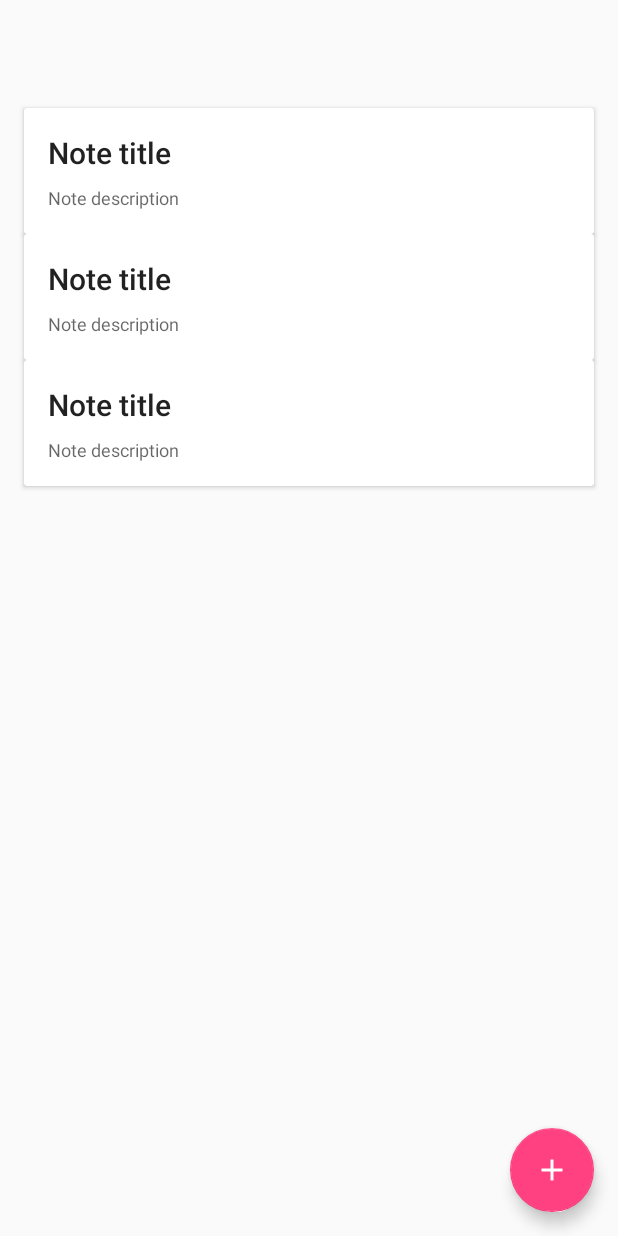
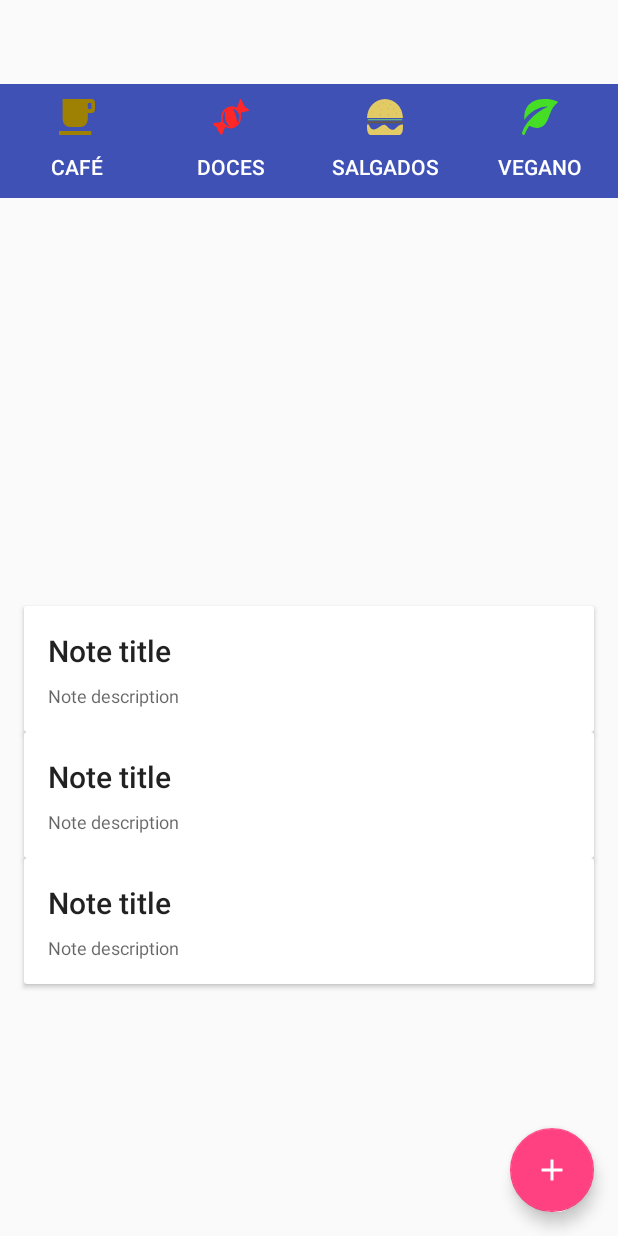
Before and after one commit to xaraalves/tacomfome, an Android app: the layout activity_main.xml on its own in the app's theme, with its tools: preview values and no code run, on a phone screen of 412 x 824 dp. Run offline under Robolectric (Android 15) with nearby library versions, the phone set to English and light mode, and no system bars.

Commit message:
Tela principal com botões sem funcionalidade ainda

```diff
--- /dev/null
+++ b/app/src/main/res/drawable/button_burger_toggle_main.xml
@@ -0,0 +1,5 @@
+<?xml version="1.0" encoding="utf-8"?>
+<selector xmlns:android="http://schemas.android.com/apk/res/android">
+    <item android:drawable="@drawable/ic_burger2" android:state_checked="true" />
+    <item android:drawable="@drawable/ic_burger1" android:state_checked="false" />
+</selector>
--- /dev/null
+++ b/app/src/main/res/drawable/button_candy_toggle_main.xml
@@ -0,0 +1,5 @@
+<?xml version="1.0" encoding="utf-8"?>
+<selector xmlns:android="http://schemas.android.com/apk/res/android">
+    <item android:drawable="@drawable/ic_candy2" android:state_checked="true" />
+    <item android:drawable="@drawable/ic_candy1" android:state_checked="false" />
+</selector>
--- /dev/null
+++ b/app/src/main/res/drawable/button_coffee_toggle_main.xml
@@ -0,0 +1,5 @@
+<?xml version="1.0" encoding="utf-8"?>
+<selector xmlns:android="http://schemas.android.com/apk/res/android">
+    <item android:drawable="@drawable/ic_coffee2" android:state_checked="true" />
+    <item android:drawable="@drawable/ic_coffee1" android:state_checked="false" />
+</selector>
--- /dev/null
+++ b/app/src/main/res/drawable/button_vegan_toggle_main.xml
@@ -0,0 +1,5 @@
+<?xml version="1.0" encoding="utf-8"?>
+<selector xmlns:android="http://schemas.android.com/apk/res/android">
+    <item android:drawable="@drawable/ic_vegan2" android:state_checked="true" />
+    <item android:drawable="@drawable/ic_vegan1" android:state_checked="false" />
+</selector>
--- /dev/null
+++ b/app/src/main/res/drawable/ic_burger1.xml
@@ -0,0 +1,7 @@
+<vector android:height="24dp" android:viewportHeight="34.88"
+    android:viewportWidth="41.27" android:width="24dp" xmlns:android="http://schemas.android.com/apk/res/android">
+    <path android:fillColor="#efefef" android:pathData="M1.31,19.5a0.56,0.56 0,0 0,0 1.1H39.94a0.56,0.56 0,0 0,0 -1.1Z"/>
+    <path android:fillColor="#efefef" android:pathData="M40.39,21.59H0.87a1,1 0,0 0,0 2H40.4a0.94,0.94 0,0 0,0.87 -1A1,1 0,0 0,40.39 21.59Z"/>
+    <path android:fillColor="#efefef" android:pathData="M35.36,26.52a19.54,19.54 0,0 1,-3.83 2.73,6 6,0 0,1 -5.46,-0.33c-1.81,-1.06 -3.2,-3.3 -5.23,-3.83 -2.46,-0.63 -5.14,1.05 -7.24,2.29s-4.78,2.73 -7.28,2c-2,-0.57 -3.43,-2.59 -4.2,-4.74H0v3c0,4 1.72,7.18 3.85,7.18H37.4c2.13,0 3.85,-3.21 3.85,-7.18v-3a12,12 0,0 0,-2.76 0.19,6.79 6.79,0 0,0 -2.33,1.06C35.88,26.11 35.61,26.31 35.36,26.52Z"/>
+    <path android:fillColor="#efefef" android:pathData="M20.63,0C9.32,0 0.15,8.21 0,18.39L41.26,18.39C41.11,8.21 31.93,0 20.63,0ZM4.43,13.2 L4.26,13l0.63,-0.64 0.16,0.21ZM12.65,8L12.65,8l0.63,-0.64 0.17,0.21ZM15.43,15.89 L15.26,15.68 15.89,15.04 16.06,15.25ZM16.21,11.01L16.21,11l0.63,-0.64 0.17,0.21ZM18.29,4.38 L18.12,4.17 18.75,3.53 18.92,3.74ZM23.76,9.4l0.63,-0.64 0.17,0.21 -0.63,0.64ZM24.32,15.66 L24.15,15.45 24.78,14.81L25,15ZM26.56,5.66 L26.4,5.45L27,4.8l0.17,0.21ZM29.92,10l-0.17,-0.21 0.63,-0.64 0.17,0.21ZM33.3,14.42 L33.13,14.21 33.76,13.57 33.93,13.78Z"/>
+</vector>
--- /dev/null
+++ b/app/src/main/res/drawable/ic_burger2.xml
@@ -0,0 +1,7 @@
+<vector android:height="24dp" android:viewportHeight="34.88"
+    android:viewportWidth="41.27" android:width="24dp" xmlns:android="http://schemas.android.com/apk/res/android">
+    <path android:fillColor="#71d371" android:pathData="M1.31,19.5a0.56,0.56 0,0 0,0 1.1H39.94a0.56,0.56 0,0 0,0 -1.1Z"/>
+    <path android:fillColor="#665848" android:pathData="M40.39,21.59H0.87a1,1 0,0 0,0 2H40.4a0.94,0.94 0,0 0,0.87 -1A1,1 0,0 0,40.39 21.59Z"/>
+    <path android:fillColor="#e2ca64" android:pathData="M35.36,26.52a19.54,19.54 0,0 1,-3.83 2.73,6 6,0 0,1 -5.46,-0.33c-1.81,-1.06 -3.2,-3.3 -5.23,-3.83 -2.46,-0.63 -5.14,1.05 -7.24,2.29s-4.78,2.73 -7.28,2c-2,-0.57 -3.43,-2.59 -4.2,-4.74H0v3c0,4 1.72,7.18 3.85,7.18H37.4c2.13,0 3.85,-3.21 3.85,-7.18v-3a12,12 0,0 0,-2.76 0.19,6.79 6.79,0 0,0 -2.33,1.06C35.88,26.11 35.61,26.31 35.36,26.52Z"/>
+    <path android:fillColor="#e2ca64" android:pathData="M20.63,0C9.32,0 0.15,8.21 0,18.39L41.26,18.39C41.11,8.21 31.93,0 20.63,0ZM4.43,13.2 L4.26,13l0.63,-0.64 0.16,0.21ZM12.65,8L12.65,8l0.63,-0.64 0.17,0.21ZM15.43,15.89 L15.26,15.68 15.89,15.04 16.06,15.25ZM16.21,11.01L16.21,11l0.63,-0.64 0.17,0.21ZM18.29,4.38 L18.12,4.17 18.75,3.53 18.92,3.74ZM23.76,9.4l0.63,-0.64 0.17,0.21 -0.63,0.64ZM24.32,15.66 L24.15,15.45 24.78,14.81L25,15ZM26.56,5.66 L26.4,5.45L27,4.8l0.17,0.21ZM29.92,10l-0.17,-0.21 0.63,-0.64 0.17,0.21ZM33.3,14.42 L33.13,14.21 33.76,13.57 33.93,13.78Z"/>
+</vector>
--- /dev/null
+++ b/app/src/main/res/drawable/ic_candy1.xml
@@ -0,0 +1,4 @@
+<vector android:height="24dp" android:viewportHeight="44.37"
+    android:viewportWidth="54.4" android:width="24dp" xmlns:android="http://schemas.android.com/apk/res/android">
+    <path android:fillColor="#efefef" android:pathData="M54.19,13.56l-1,-1.13a0.46,0.46 0,0 1,-0.18 -0.12c-0.84,-0.85 -5.56,-1.85 -7.12,-6a16,16 0,0 0,-4 -6.2c-1,-0.51 -1.62,0.8 -1.84,1.34L40,1.66h0l-2.47,6.6c-1.19,3.15 -3.42,2.06 -3.42,2.06h0a16.8,16.8 0,0 0,-16 2.1A13.29,13.29 0,0 0,12.5 25.64s0,0.08 0,0.12c0.31,2.17 -0.94,2.69 -1.56,2.82l-0.34,0h0l-8.8,1h0l-0.58,0.06c-0.77,0.14 -1.91,0.57 -0.72,1.89l0.48,0.53a8.49,8.49 0,0 0,3.64 2.21c2.41,0.74 1.9,3.89 4.26,6.5l2.81,3.1s1.47,1.41 2.5,-0.76l3.44,-7.28c0.27,-0.47 1.1,-1.38 3.24,-0.68l0.11,0A16.8,16.8 0,0 0,36.74 33c5,-3.66 6.8,-9.4 5.23,-14.45h0s-0.86,-1.5 3,-2.23l8.17,-1.53C53.94,14.63 54.81,14.24 54.19,13.56ZM17.38,30.13C13.27,25.6 14,18.88 18.92,14.79c-1.06,3.57 -2.31,12 6.23,19.17A12.28,12.28 0,0 1,17.38 30.13ZM36.43,30.13c0.12,-2.89 -0.94,-9.93 -6.54,-18.32a12.18,12.18 0,0 1,7.22 3.76C41,19.8 40.56,26 36.43,30.11Z"/>
+</vector>
--- /dev/null
+++ b/app/src/main/res/drawable/ic_candy2.xml
@@ -0,0 +1,4 @@
+<vector android:height="24dp" android:viewportHeight="44.37"
+    android:viewportWidth="54.4" android:width="24dp" xmlns:android="http://schemas.android.com/apk/res/android">
+    <path android:fillColor="#ff2727" android:pathData="M54.19,13.56l-1,-1.13a0.46,0.46 0,0 1,-0.18 -0.12c-0.84,-0.85 -5.56,-1.85 -7.12,-6a16,16 0,0 0,-4 -6.2c-1,-0.51 -1.62,0.8 -1.84,1.34L40,1.66h0l-2.47,6.6c-1.19,3.15 -3.42,2.06 -3.42,2.06h0a16.8,16.8 0,0 0,-16 2.1A13.29,13.29 0,0 0,12.5 25.64s0,0.08 0,0.12c0.31,2.17 -0.94,2.69 -1.56,2.82l-0.34,0h0l-8.8,1h0l-0.58,0.06c-0.77,0.14 -1.91,0.57 -0.72,1.89l0.48,0.53a8.49,8.49 0,0 0,3.64 2.21c2.41,0.74 1.9,3.89 4.26,6.5l2.81,3.1s1.47,1.41 2.5,-0.76l3.44,-7.28c0.27,-0.47 1.1,-1.38 3.24,-0.68l0.11,0A16.8,16.8 0,0 0,36.74 33c5,-3.66 6.8,-9.4 5.23,-14.45h0s-0.86,-1.5 3,-2.23l8.17,-1.53C53.94,14.63 54.81,14.24 54.19,13.56ZM17.38,30.13C13.27,25.6 14,18.88 18.92,14.79c-1.06,3.57 -2.31,12 6.23,19.17A12.28,12.28 0,0 1,17.38 30.13ZM36.43,30.13c0.12,-2.89 -0.94,-9.93 -6.54,-18.32a12.18,12.18 0,0 1,7.22 3.76C41,19.8 40.56,26 36.43,30.11Z"/>
+</vector>
--- /dev/null
+++ b/app/src/main/res/drawable/ic_coffee1.xml
@@ -0,0 +1,4 @@
+<vector android:height="24dp" android:viewportHeight="33.58"
+    android:viewportWidth="37.0" android:width="24dp" xmlns:android="http://schemas.android.com/apk/res/android">
+    <path android:fillColor="#efefef" android:pathData="M33.29,0L3.7,0L3.7,18.66a7.43,7.43 0,0 0,7.39 7.46L22.2,26.12a7.43,7.43 0,0 0,7.4 -7.46h0v-5.6h3.7A3.7,3.7 0,0 0,37 9.36L37,3.73A3.7,3.7 0,0 0,33.33 0ZM33.29,9.33h-3.7L29.59,3.73h3.7ZM0,33.58L33.29,33.58L33.29,29.85L0,29.85Z"/>
+</vector>
--- /dev/null
+++ b/app/src/main/res/drawable/ic_coffee2.xml
@@ -0,0 +1,4 @@
+<vector android:height="24dp" android:viewportHeight="33.58"
+    android:viewportWidth="37.0" android:width="24dp" xmlns:android="http://schemas.android.com/apk/res/android">
+    <path android:fillColor="#9e8002" android:pathData="M33.29,0L3.7,0L3.7,18.66a7.43,7.43 0,0 0,7.39 7.46L22.2,26.12a7.43,7.43 0,0 0,7.4 -7.46h0v-5.6h3.7A3.7,3.7 0,0 0,37 9.36L37,3.73A3.7,3.7 0,0 0,33.33 0ZM33.29,9.33h-3.7L29.59,3.73h3.7ZM0,33.58L33.29,33.58L33.29,29.85L0,29.85Z"/>
+</vector>
--- /dev/null
+++ b/app/src/main/res/drawable/ic_vegan1.xml
@@ -0,0 +1,4 @@
+<vector android:height="24dp" android:viewportHeight="46.23"
+    android:viewportWidth="44.92" android:width="24dp" xmlns:android="http://schemas.android.com/apk/res/android">
+    <path android:fillColor="#efefef" android:pathData="M11.28,4.7C2.15,11.63 2.67,22.91 3,27.09 14.78,8.82 32.43,9.7 32.43,9.7S7.41,20.92 0.07,43.41c-0.58,1.78 2.72,4.08 3.48,2A56,56 0,0 1,8.93 34.45c4.63,2.25 12.63,4.89 18.29,-0.33C34.75,27.19 34,11.83 44.73,4.35 47.25,2.61 23.66,-4.7 11.28,4.7Z"/>
+</vector>
--- /dev/null
+++ b/app/src/main/res/drawable/ic_vegan2.xml
@@ -0,0 +1,4 @@
+<vector android:height="24dp" android:viewportHeight="46.23"
+    android:viewportWidth="44.92" android:width="24dp" xmlns:android="http://schemas.android.com/apk/res/android">
+    <path android:fillColor="#45dd26" android:pathData="M11.28,4.7C2.15,11.63 2.67,22.91 3,27.09 14.78,8.82 32.43,9.7 32.43,9.7S7.41,20.92 0.07,43.41c-0.58,1.78 2.72,4.08 3.48,2A56,56 0,0 1,8.93 34.45c4.63,2.25 12.63,4.89 18.29,-0.33C34.75,27.19 34,11.83 44.73,4.35 47.25,2.61 23.66,-4.7 11.28,4.7Z"/>
+</vector>
--- a/app/src/main/res/layout/activity_main.xml
+++ b/app/src/main/res/layout/activity_main.xml
@@ -1,5 +1,6 @@
 <?xml version="1.0" encoding="utf-8"?>
 <android.support.design.widget.CoordinatorLayout xmlns:android="http://schemas.android.com/apk/res/android"
+    xmlns:app="http://schemas.android.com/apk/res-auto"
     xmlns:tools="http://schemas.android.com/tools"
     android:id="@+id/root"
     android:layout_width="match_parent"
@@ -10,20 +11,10 @@
     <android.support.design.widget.AppBarLayout
         android:layout_width="match_parent"
         android:layout_height="wrap_content"
+        android:background="@color/colorPrimary"
         android:theme="@style/AppTheme.AppBarOverlay">
 
     </android.support.design.widget.AppBarLayout>
-
-    <android.support.v7.widget.RecyclerView
-        android:id="@+id/recyclerview"
-        android:layout_width="match_parent"
-        android:layout_height="match_parent"
-        android:clipToPadding="false"
-        android:paddingBottom="@dimen/activity_vertical_margin"
-        android:paddingLeft="@dimen/activity_horizontal_margin"
-        android:paddingRight="@dimen/activity_horizontal_margin"
-        android:paddingTop="@dimen/activity_vertical_margin"
-        tools:listitem="@layout/note_item" />
 
     <android.support.design.widget.FloatingActionButton
         android:id="@+id/fab"
@@ -33,4 +24,110 @@
         android:layout_margin="@dimen/fab_margin"
         android:src="@drawable/ic_vector_plus" />
 
+    <LinearLayout
+        android:layout_width="match_parent"
+        android:layout_height="436dp"
+        android:layout_gravity="bottom"
+        android:orientation="vertical">
+
+        <android.support.v7.widget.RecyclerView
+            android:id="@+id/recyclerview"
+            android:layout_width="match_parent"
+            android:layout_height="486dp"
+            android:layout_gravity="bottom"
+            android:clipToPadding="false"
+            android:paddingBottom="@dimen/activity_vertical_margin"
+            android:paddingLeft="@dimen/activity_horizontal_margin"
+            android:paddingRight="@dimen/activity_horizontal_margin"
+            android:paddingTop="@dimen/activity_vertical_margin"
+            tools:listitem="@layout/note_item" />
+    </LinearLayout>
+
+    <LinearLayout
+        android:layout_width="match_parent"
+        android:layout_height="76dp"
+        android:background="@color/colorPrimary"
+        android:orientation="horizontal">
+
+        <LinearLayout
+            android:layout_width="0dp"
+            android:layout_height="match_parent"
+            android:layout_weight="25"
+            android:orientation="vertical">
+
+            <ToggleButton
+                android:id="@+id/button_coffee_toggle"
+                android:layout_width="match_parent"
+                android:layout_height="match_parent"
+                android:background="@android:color/transparent"
+                android:checked="true"
+                android:drawableTop="@drawable/button_coffee_toggle_main"
+                android:paddingTop="10dp"
+                android:text="ToggleButton"
+                android:textColor="@color/cardview_light_background"
+                android:textOff="Café"
+                android:textOn="Café" />
+        </LinearLayout>
+
+        <LinearLayout
+            android:layout_width="0dp"
+            android:layout_height="match_parent"
+            android:layout_weight="25"
+            android:orientation="vertical">
+
+            <ToggleButton
+                android:id="@+id/button_candy_toggle"
+                android:layout_width="match_parent"
+                android:layout_height="match_parent"
+                android:background="@android:color/transparent"
+                android:checked="true"
+                android:drawableTop="@drawable/button_candy_toggle_main"
+                android:paddingTop="10dp"
+                android:text="ToggleButton"
+                android:textColor="@color/cardview_light_background"
+                android:textOff="Doces"
+                android:textOn="Doces" />
+        </LinearLayout>
+
+        <LinearLayout
+            android:layout_width="0dp"
+            android:layout_height="match_parent"
+            android:layout_weight="25"
+            android:orientation="vertical">
+
+            <ToggleButton
+                android:id="@+id/button_burger_toggle"
+                android:layout_width="match_parent"
+                android:layout_height="match_parent"
+                android:background="@android:color/transparent"
+                android:checked="true"
+                android:drawableTop="@drawable/button_burger_toggle_main"
+                android:paddingTop="10dp"
+                android:text="ToggleButton"
+                android:textColor="@color/cardview_light_background"
+                android:textOff="Salgados"
+                android:textOn="Salgados" />
+        </LinearLayout>
+
+        <LinearLayout
+            android:layout_width="0dp"
+            android:layout_height="match_parent"
+            android:layout_weight="25"
+            android:orientation="vertical">
+
+            <ToggleButton
+                android:id="@+id/button_vegan_toggle"
+                android:layout_width="match_parent"
+                android:layout_height="match_parent"
+                android:background="@android:color/transparent"
+                android:checked="true"
+                android:drawableTop="@drawable/button_vegan_toggle_main"
+                android:paddingTop="10dp"
+                android:text="ToggleButton"
+                android:textColor="@color/cardview_light_background"
+                android:textOff="Vegano"
+                android:textOn="Vegano" />
+        </LinearLayout>
+    </LinearLayout>
+
 </android.support.design.widget.CoordinatorLayout>
--- a/app/src/main/res/values/colors.xml
+++ b/app/src/main/res/values/colors.xml
@@ -1,6 +1,6 @@
 <?xml version="1.0" encoding="utf-8"?>
 <resources>
-    <color name="colorPrimary">#3F51B5</color>
+    <color name="colorPrimary">#3f51b5</color>
     <color name="colorPrimaryDark">#303F9F</color>
     <color name="colorAccent">#FF4081</color>
 </resources>
```
Also changed, not shown: 203 other files.
